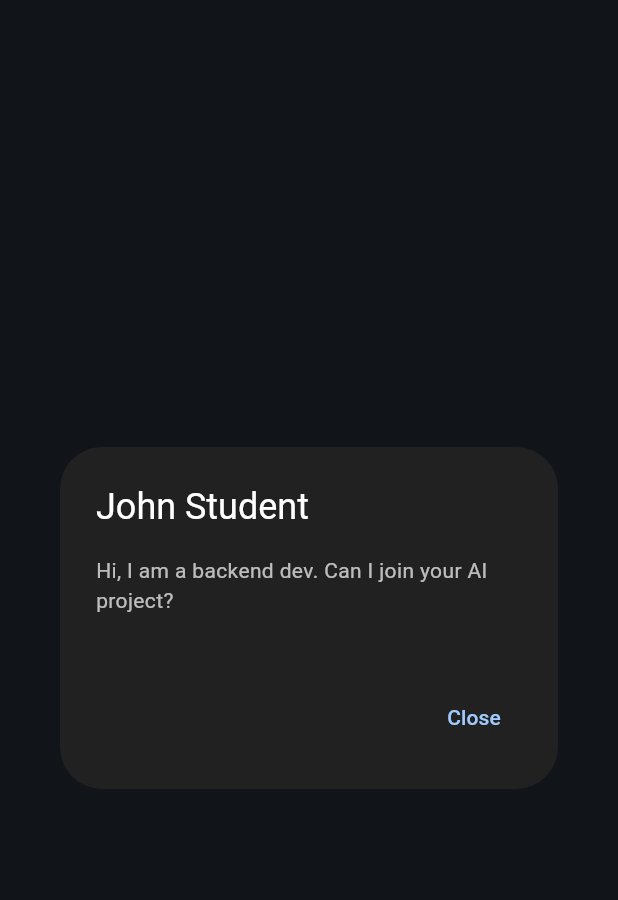
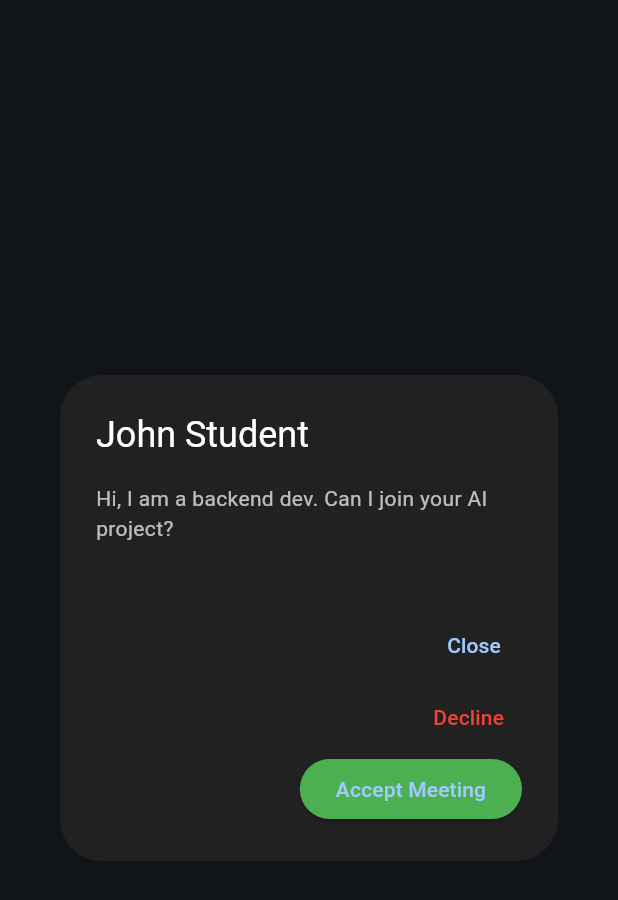
Before and after one commit to BinaryVibe/fyp-hub, a Flutter app: the RequestDetailsDialog widget shown alone on an empty page, opened directly with sample values from the repository, on a phone screen of 412 x 824 dp. Shown: the top 900 px of the screen. Run offline on Flutter 3.47's test engine with Material 3 defaults, Android fonts, the phone set to English and light mode, and no system bars; our stand-ins replace animate_do, cloud_firestore, firebase_auth, firebase_core; accounts and stored records are empty.

Commit message:
Add dynamic role logic and request actions to dialog
Replaces mock supervisor logic with dynamic role determination based on request type. Adds accept/decline buttons for pending requests and refines gate logic for supervisor actions. Prepares for future integration with project and profile updates.

```diff
--- a/fyp_hub/lib/screens/requests/request_details_dialog.dart
+++ b/fyp_hub/lib/screens/requests/request_details_dialog.dart
@@ -1,5 +1,8 @@
 import 'package:flutter/material.dart';
+import 'package:firebase_auth/firebase_auth.dart'; // Import this
 import 'package:fyp_hub/models/request.dart';
+import 'package:fyp_hub/services/request_service.dart'; // Import this
+import 'package:fyp_hub/services/project_service.dart'; // Import this (for creating projects later)
 
 class RequestDetailsDialog extends StatelessWidget {
   final Request request;
@@ -7,8 +10,12 @@ class RequestDetailsDialog extends StatelessWidget {
 
   @override
   Widget build(BuildContext context) {
-    // MOCK: Assume we are a supervisor for testing purposes
-    bool amISupervisor = true; // Change to true to test supervisor view
+    // 1. Determine Role Dynamically (Mock logic removed)
+    // In a real app, we might check the user's profile doc,
+    // but for now, we can infer role by the request type sent TO us.
+    // If I received a 'supervisor' request, I am acting as a supervisor.
+    final bool amISupervisor = request.type == 'supervisor';
+    final requestService = RequestService();
 
     return AlertDialog(
       backgroundColor: Colors.grey[900],
@@ -23,10 +30,9 @@ class RequestDetailsDialog extends StatelessWidget {
           ),
           const SizedBox(height: 20),
 
-          // --- THE GATE LOGIC ---
-          // Show this ONLY if: I am Supervisor + It is a Supervisor Request + It is Accepted
-          if (amISupervisor && request.type == 'supervisor' && request.status == 'accepted')
-            Container(
+          // Gate Logic: Show only if accepted & I am supervisor
+          if (amISupervisor && request.status == 'accepted')
+             Container(
               padding: const EdgeInsets.all(10),
               decoration: BoxDecoration(
                 border: Border.all(color: Colors.blue),
@@ -41,18 +47,38 @@ class RequestDetailsDialog extends StatelessWidget {
         ],
       ),
       actions: [
+        // CLOSE BUTTON
         TextButton(
           onPressed: () => Navigator.pop(context),
           child: const Text("Close"),
         ),
 
-        // The "Approve & Supervise" Button
-        if (amISupervisor && request.type == 'supervisor' && request.status == 'accepted')
+        // 2. ACCEPT / DECLINE BUTTONS (If Pending)
+        if (request.status == 'pending') ...[
+          TextButton(
+            onPressed: () async {
+              await requestService.updateRequestStatus(request.requestId, 'declined');
+              Navigator.pop(context);
+            },
+            child: const Text("Decline", style: TextStyle(color: Colors.red)),
+          ),
+          ElevatedButton(
+            style: ElevatedButton.styleFrom(backgroundColor: Colors.green),
+            onPressed: () async {
+              await requestService.updateRequestStatus(request.requestId, 'accepted');
+              Navigator.pop(context);
+            },
+            child: const Text("Accept Meeting"),
+          ),
+        ],
+
+        // 3. APPROVE & SUPERVISE BUTTON (The Key)
+        if (amISupervisor && request.status == 'accepted')
           ElevatedButton(
             style: ElevatedButton.styleFrom(backgroundColor: Colors.blue),
             onPressed: () {
-               // TODO: Later, this will update Firebase to "unlock" the student's project
-               print("PROJECT UNLOCKED!");
+               // TODO: In the next step, we will update the Student's profile here!
+               print("Simulating Approval for now...");
                Navigator.pop(context);
             },
             child: const Text("Approve & Supervise"),
```
